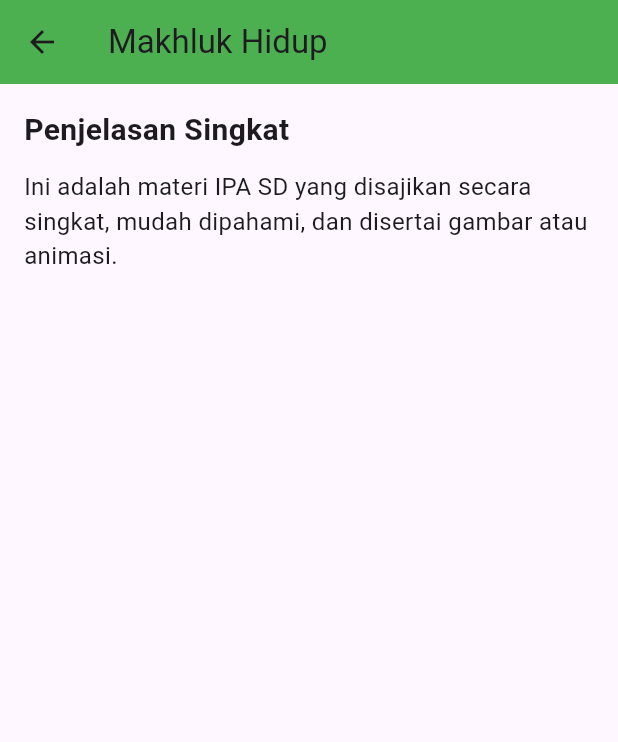
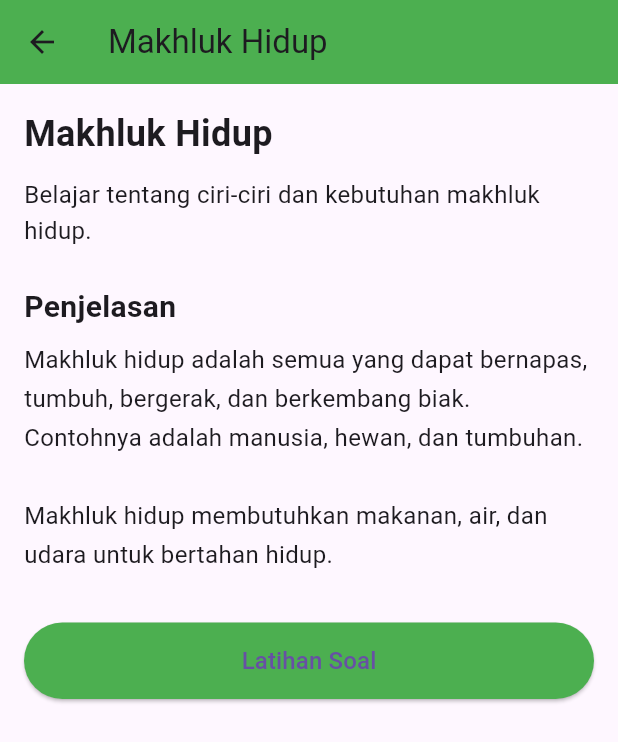
Before and after one commit to ahmadjulianrifqi/Apk-Belajar-Flutter, a Flutter app: the screen it shows after launch, after a tap on "Makhluk Hidup", on a phone screen of 412 x 824 dp. Shown: the top 742 px of the screen. Run offline on Flutter 3.47's test engine with Material 3 defaults, Android fonts, the light colour scheme and no system bars.

Commit message:
perbaikan ui

```diff
--- a/lib/features/home/home_page.dart
+++ b/lib/features/home/home_page.dart
@@ -1,5 +1,6 @@
 import 'package:flutter/material.dart';
 import '../materi/materi_page.dart';
+import '../quiz/quiz_page.dart';
 
 class HomePage extends StatelessWidget {
   const HomePage({super.key});
@@ -37,24 +38,32 @@ class HomePage extends StatelessWidget {
                 crossAxisCount: 2,
                 crossAxisSpacing: 16,
                 mainAxisSpacing: 16,
-                children: [
+                children: const [
                   MateriCard(
                     title: 'Makhluk Hidup',
+                    description:
+                        'Belajar tentang ciri-ciri dan kebutuhan makhluk hidup.',
                     icon: Icons.pets,
                     color: Colors.green,
                   ),
                   MateriCard(
                     title: 'Tumbuhan',
+                    description:
+                        'Mengenal bagian tumbuhan dan fungsinya.',
                     icon: Icons.local_florist,
                     color: Colors.lightGreen,
                   ),
                   MateriCard(
                     title: 'Tubuh Manusia',
+                    description:
+                        'Mengenal bagian tubuh manusia dan kegunaannya.',
                     icon: Icons.accessibility_new,
                     color: Colors.orange,
                   ),
                   MateriCard(
                     title: 'Lingkungan',
+                    description:
+                        'Menjaga kebersihan dan kelestarian lingkungan.',
                     icon: Icons.public,
                     color: Colors.blue,
                   ),
@@ -73,12 +82,14 @@ class HomePage extends StatelessWidget {
 /// ===============================
 class MateriCard extends StatelessWidget {
   final String title;
+  final String description;
   final IconData icon;
   final Color color;
 
   const MateriCard({
     super.key,
     required this.title,
+    required this.description,
     required this.icon,
     required this.color,
   });
@@ -86,12 +97,16 @@ class MateriCard extends StatelessWidget {
   @override
   Widget build(BuildContext context) {
     return InkWell(
+      borderRadius: BorderRadius.circular(16),
       onTap: () {
         Navigator.push(
           context,
-         MaterialPageRoute(
-          builder: (context) => MateriPage(title: title)
-         ),
+          MaterialPageRoute(
+            builder: (context) => MateriPage(
+              title: title,
+              description: description,
+            ),
+          ),
         );
       },
       child: Container(
--- a/lib/features/materi/materi_page.dart
+++ b/lib/features/materi/materi_page.dart
@@ -1,11 +1,13 @@
 import 'package:flutter/material.dart';
-
+import '../quiz/quiz_page.dart';
 class MateriPage extends StatelessWidget {
   final String title;
+  final String description;
 
   const MateriPage({
     super.key,
     required this.title,
+    required this.description,
   });
 
   @override
@@ -15,23 +17,81 @@ class MateriPage extends StatelessWidget {
         title: Text(title),
         backgroundColor: Colors.green,
       ),
-      body: Padding(
+      body: SingleChildScrollView(
         padding: const EdgeInsets.all(16),
         child: Column(
           crossAxisAlignment: CrossAxisAlignment.start,
-          children: const [
+          children: [
+            /// JUDUL
             Text(
-              'Penjelasan Singkat',
-              style: TextStyle(
-                fontSize: 20,
+              title,
+              style: const TextStyle(
+                fontSize: 24,
                 fontWeight: FontWeight.bold,
               ),
             ),
-            SizedBox(height: 12),
+
+            const SizedBox(height: 12),
+
+            /// DESKRIPSI SINGKAT
             Text(
-              'Ini adalah materi IPA SD yang disajikan secara singkat, '
-              'mudah dipahami, dan disertai gambar atau animasi.',
-              style: TextStyle(fontSize: 16),
+              description,
+              style: const TextStyle(
+                fontSize: 16,
+                height: 1.5,
+              ),
+            ),
+
+            const SizedBox(height: 24),
+
+            /// SUB JUDUL
+            const Text(
+              'Penjelasan',
+              style: TextStyle(
+                fontSize: 20,
+                fontWeight: FontWeight.w600,
+              ),
+            ),
+
+            const SizedBox(height: 8),
+
+            /// ISI MATERI (DUMMY DULU)
+            const Text(
+              'Makhluk hidup adalah semua yang dapat bernapas, tumbuh, '
+              'bergerak, dan berkembang biak. Contohnya adalah manusia, '
+              'hewan, dan tumbuhan.\n\n'
+              'Makhluk hidup membutuhkan makanan, air, dan udara untuk '
+              'bertahan hidup.',
+              style: TextStyle(
+                fontSize: 16,
+                height: 1.6,
+              ),
+            ),
+
+            const SizedBox(height: 32),
+
+            /// BUTTON NEXT (NANTI KE QUIZ)
+            SizedBox(
+              width: double.infinity,
+              child: ElevatedButton(
+                onPressed: () {
+                  Navigator.push(
+                    context,
+                    MaterialPageRoute(
+                      builder: (context) => const QuizPage(),
+                    ),
+                  );
+                },
+
+                style: ElevatedButton.styleFrom(
+                  backgroundColor: Colors.green,
+                  padding: const EdgeInsets.symmetric(vertical: 14),
+                ),
+                child: const Text(
+                  'Latihan Soal',
+                  style: TextStyle(fontSize: 16),
+                ),
+              ),
             ),
           ],
         ),
```
Also changed, not shown: lib/features/materi/materi_data.dart (+24 -0 lines), lib/features/quiz/quiz_page.dart (+195 -0 lines).
